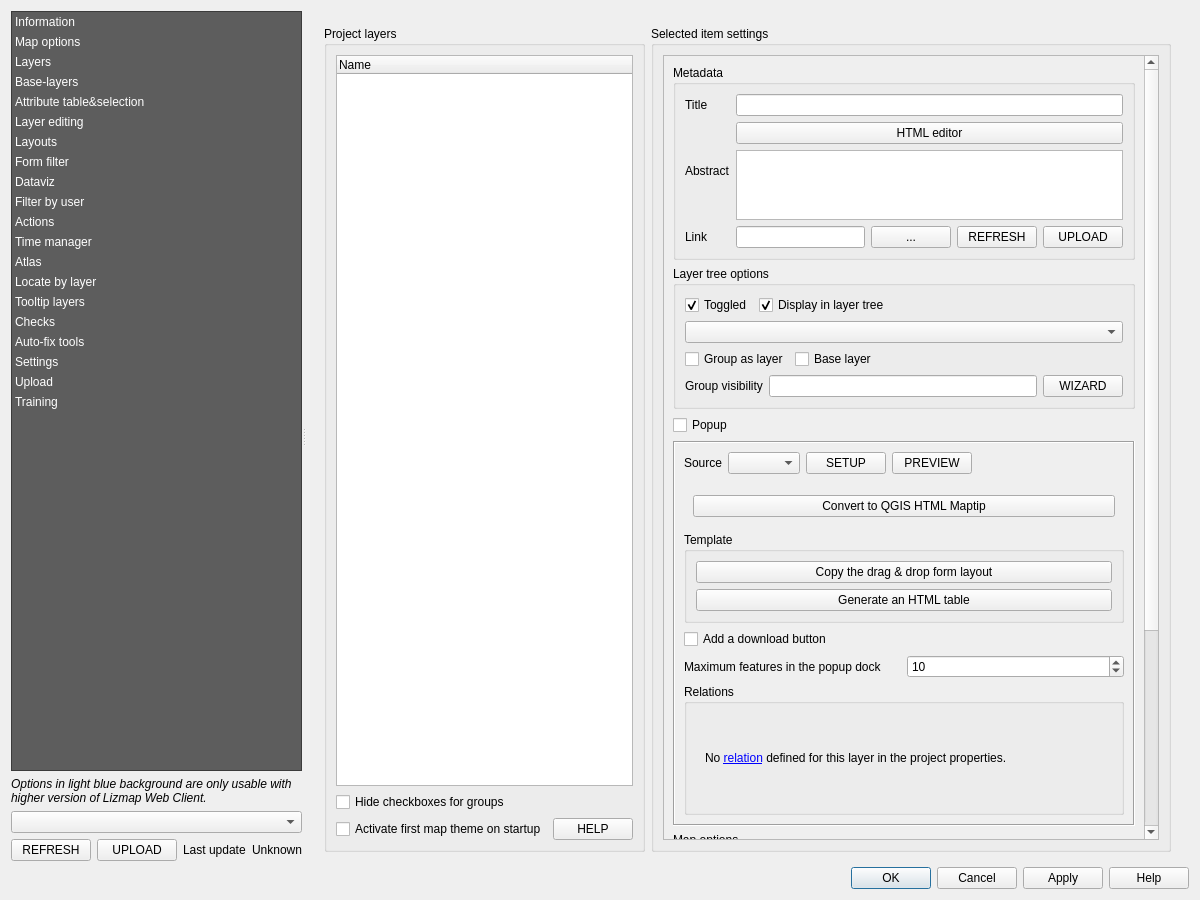
3liz/lizmap-plugin, file lizmap/resources/ui/ui_lizmap.ui: the form before one commit.
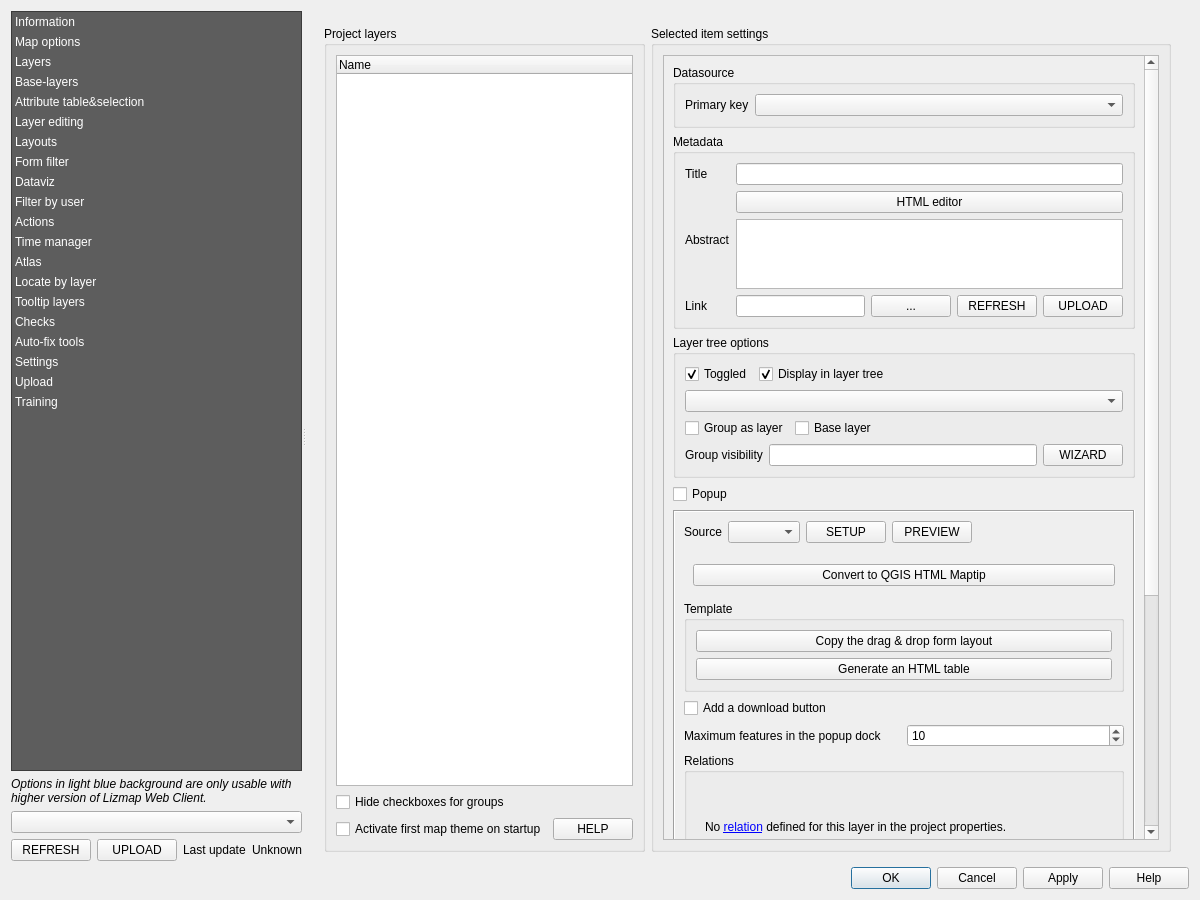
The form after the commit. The open tabs and pages were chosen to show the change. Custom widgets are drawn as their Qt base class.

Commit message: Add new setting about layer primary key field

The edit to the form file:
```diff
--- a/lizmap/resources/ui/ui_lizmap.ui
+++ b/lizmap/resources/ui/ui_lizmap.ui
@@ -1558,6 +1558,28 @@
                       </rect>
                      </property>
                      <layout class="QVBoxLayout" name="verticalLayout_9">
+                      <item>
+                       <widget class="QGroupBox" name="group_box_primary_key">
+                        <property name="title">
+                         <string>Datasource</string>
+                        </property>
+                        <layout class="QFormLayout" name="formLayout_11">
+                         <item row="0" column="0">
+                          <widget class="QLabel" name="label_55">
+                           <property name="text">
+                            <string>Primary key</string>
+                           </property>
+                          </widget>
+                         </item>
+                         <item row="0" column="1">
+                          <widget class="QgsFieldComboBox" name="primary_key"/>
+                         </item>
+                        </layout>
+                       </widget>
+                      </item>
+                      <item>
+                       <layout class="QFormLayout" name="formLayout_10"/>
+                      </item>
                       <item>
                        <widget class="QgsCollapsibleGroupBox" name="group_layer_metadata">
                         <property name="title">
```
The commit also changes 7 other files.
